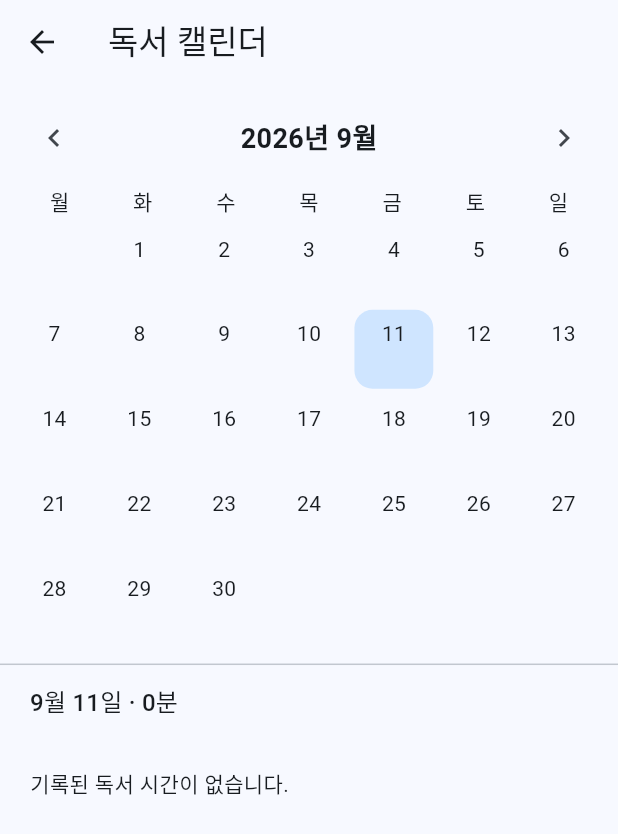
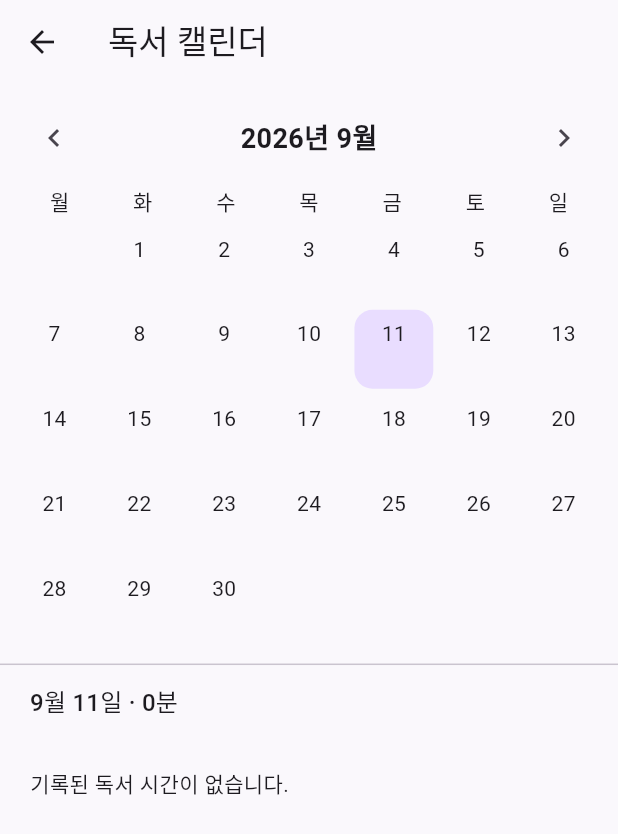
Before and after one commit to dohoxx1/epub, a Flutter app: the screen it shows after launch, after a tap on the "calendar month" icon, on a phone screen of 412 x 824 dp. Shown: the top 834 px of the screen. Run offline on Flutter 3.47's test engine with Material 3 defaults, Android fonts, the phone set to English and light mode, and no system bars; our stand-ins replace drift, file_picker, flutter_riverpod, webview_flutter; accounts and stored records are empty; generated files the repository leaves out were written again.

```diff
--- a/lib/main.dart
+++ b/lib/main.dart
@@ -11,18 +11,45 @@ class EpubReaderApp extends StatelessWidget {
 
   @override
   Widget build(BuildContext context) {
+    const seed = Color(0xFF6750A4);
     return MaterialApp(
       title: 'EPUB Reader',
       debugShowCheckedModeBanner: false,
       theme: ThemeData(
-        colorSchemeSeed: const Color(0xFF3E7CB1),
+        colorScheme: ColorScheme.fromSeed(seedColor: seed, brightness: Brightness.light),
         useMaterial3: true,
-        brightness: Brightness.light,
+        scaffoldBackgroundColor: const Color(0xFFFAF8FC),
+        appBarTheme: const AppBarTheme(
+          centerTitle: false,
+          elevation: 0,
+          scrolledUnderElevation: 0,
+          backgroundColor: Colors.transparent,
+        ),
+        cardTheme: const CardThemeData(
+          elevation: 0,
+          margin: EdgeInsets.zero,
+          shape: RoundedRectangleBorder(
+            borderRadius: BorderRadius.all(Radius.circular(18)),
+          ),
+        ),
       ),
       darkTheme: ThemeData(
-        colorSchemeSeed: const Color(0xFF3E7CB1),
+        colorScheme: ColorScheme.fromSeed(seedColor: seed, brightness: Brightness.dark),
         useMaterial3: true,
-        brightness: Brightness.dark,
+        scaffoldBackgroundColor: const Color(0xFF121014),
+        appBarTheme: const AppBarTheme(
+          centerTitle: false,
+          elevation: 0,
+          scrolledUnderElevation: 0,
+          backgroundColor: Colors.transparent,
+        ),
+        cardTheme: const CardThemeData(
+          elevation: 0,
+          margin: EdgeInsets.zero,
+          shape: RoundedRectangleBorder(
+            borderRadius: BorderRadius.all(Radius.circular(18)),
+          ),
+        ),
       ),
       themeMode: ThemeMode.system,
       home: const LibraryScreen(),
```
